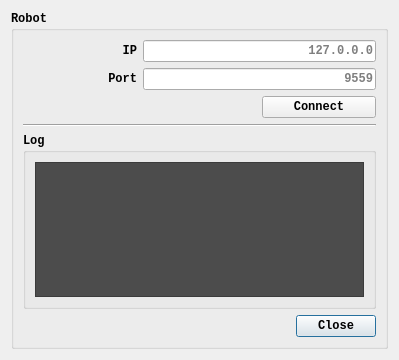
The window that interaction_manager/ui/connectiondialog.ui (ES-TUDelft/robot-interaction-tool) describes before a commit, drawn with Qt 5.
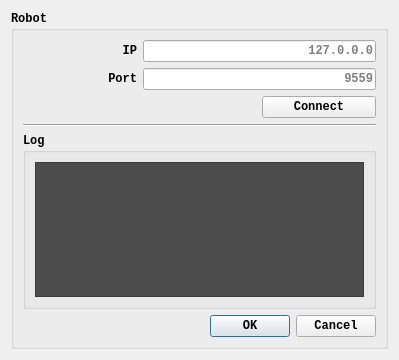
The same window after the commit.

```diff
--- a/interaction_manager/ui/connectiondialog.ui
+++ b/interaction_manager/ui/connectiondialog.ui
@@ -63,7 +63,7 @@
            <enum>Qt::Horizontal</enum>
           </property>
           <property name="standardButtons">
-           <set>QDialogButtonBox::Close</set>
+           <set>QDialogButtonBox::Cancel|QDialogButtonBox::Ok</set>
           </property>
          </widget>
         </item>
```
